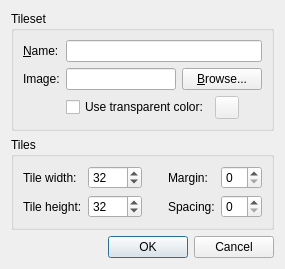
Before: the Qt Designer form src/tiled/newtilesetdialog.ui in mapeditor/tiled, drawn with Qt 5.
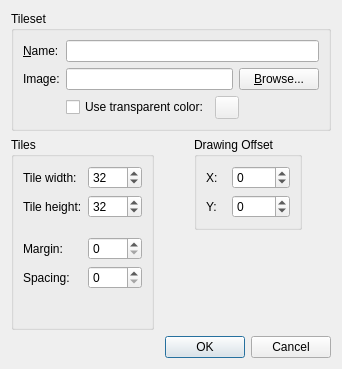
After: the same form once the commit is applied. Custom widgets are drawn as their Qt base class.

Commit message:
Added support for specifying a tile drawing offset
Each tileset can now define an offset that is applied when drawing its
tiles. This is useful when combining tilesets with a different baseline,
or lining up the base of the tiles with the tile grid.

This new tileset property is used to improve the tile positions in the
'perspective walls' and 'isometric grass and water' examples.

This closes #16

Patch:
```diff
--- a/src/tiled/newtilesetdialog.ui
+++ b/src/tiled/newtilesetdialog.ui
@@ -2,11 +2,19 @@
 <ui version="4.0">
  <class>NewTilesetDialog</class>
  <widget class="QDialog" name="NewTilesetDialog">
+  <property name="geometry">
+   <rect>
+    <x>0</x>
+    <y>0</y>
+    <width>342</width>
+    <height>369</height>
+   </rect>
+  </property>
   <property name="windowTitle">
    <string>New Tileset</string>
   </property>
-  <layout class="QGridLayout" name="gridLayout_3">
-   <item row="0" column="0">
+  <layout class="QVBoxLayout" name="verticalLayout_2">
+   <item>
     <widget class="QGroupBox" name="groupBox_2">
      <property name="title">
       <string>Tileset</string>
@@ -76,7 +84,12 @@
      </layout>
     </widget>
    </item>
-   <item row="1" column="0">
+   <item>
+    <layout class="QHBoxLayout" name="horizontalLayout_2">
+     <property name="spacing">
+      <number>0</number>
+     </property>
+     <item>
     <widget class="QGroupBox" name="groupBox">
      <property name="title">
       <string>Tiles</string>
@@ -105,26 +118,6 @@
         </property>
        </widget>
       </item>
-      <item row="0" column="3">
-       <widget class="QLabel" name="label_5">
-        <property name="text">
-         <string>Margin:</string>
-        </property>
-       </widget>
-      </item>
-      <item row="0" column="4">
-       <widget class="QSpinBox" name="margin">
-        <property name="minimum">
-         <number>0</number>
-        </property>
-        <property name="maximum">
-         <number>99</number>
-        </property>
-        <property name="value">
-         <number>0</number>
-        </property>
-       </widget>
-      </item>
       <item row="1" column="0">
        <widget class="QLabel" name="label_4">
         <property name="text">
@@ -145,14 +138,50 @@
         </property>
        </widget>
       </item>
-      <item row="1" column="3">
+        <item row="2" column="1">
+         <spacer name="verticalSpacer_2">
+          <property name="orientation">
+           <enum>Qt::Vertical</enum>
+          </property>
+          <property name="sizeType">
+           <enum>QSizePolicy::Fixed</enum>
+          </property>
+          <property name="sizeHint" stdset="0">
+           <size>
+            <width>10</width>
+            <height>13</height>
+           </size>
+          </property>
+         </spacer>
+        </item>
+        <item row="3" column="0">
+         <widget class="QLabel" name="label_5">
+          <property name="text">
+           <string>Margin:</string>
+          </property>
+         </widget>
+        </item>
+        <item row="3" column="1">
+         <widget class="QSpinBox" name="margin">
+          <property name="minimum">
+           <number>0</number>
+          </property>
+          <property name="maximum">
+           <number>99</number>
+          </property>
+          <property name="value">
+           <number>0</number>
+          </property>
+         </widget>
+        </item>
+        <item row="4" column="0">
        <widget class="QLabel" name="label_6">
         <property name="text">
          <string>Spacing:</string>
         </property>
        </widget>
       </item>
-      <item row="1" column="4">
+        <item row="4" column="1">
        <widget class="QSpinBox" name="spacing">
         <property name="minimum">
          <number>0</number>
@@ -165,39 +194,120 @@
         </property>
        </widget>
       </item>
-      <item row="0" column="2">
+        <item row="5" column="1">
+         <spacer name="verticalSpacer">
+          <property name="orientation">
+           <enum>Qt::Vertical</enum>
+          </property>
+          <property name="sizeHint" stdset="0">
+           <size>
+            <width>20</width>
+            <height>0</height>
+           </size>
+          </property>
+         </spacer>
+        </item>
+       </layout>
+      </widget>
+     </item>
+     <item>
        <spacer name="horizontalSpacer">
         <property name="orientation">
          <enum>Qt::Horizontal</enum>
         </property>
         <property name="sizeType">
+        <enum>QSizePolicy::Fixed</enum>
+       </property>
+       <property name="sizeHint" stdset="0">
+        <size>
+         <width>40</width>
+         <height>20</height>
+        </size>
+       </property>
+      </spacer>
+     </item>
+     <item>
+      <layout class="QVBoxLayout" name="verticalLayout">
+       <item>
+        <widget class="QGroupBox" name="groupBox_3">
+         <property name="title">
+          <string>Drawing Offset</string>
+         </property>
+         <layout class="QGridLayout" name="gridLayout_3">
+          <item row="0" column="0">
+           <widget class="QLabel" name="label_7">
+            <property name="text">
+             <string>X:</string>
+            </property>
+           </widget>
+          </item>
+          <item row="0" column="1">
+           <widget class="QSpinBox" name="offsetX">
+            <property name="enabled">
+             <bool>true</bool>
+            </property>
+            <property name="minimum">
+             <number>-9999</number>
+            </property>
+            <property name="maximum">
+             <number>9999</number>
+            </property>
+           </widget>
+          </item>
+          <item row="1" column="0">
+           <widget class="QLabel" name="label_8">
+            <property name="text">
+             <string>Y:</string>
+            </property>
+           </widget>
+          </item>
+          <item row="1" column="1">
+           <widget class="QSpinBox" name="offsetY">
+            <property name="minimum">
+             <number>-9999</number>
+            </property>
+            <property name="maximum">
+             <number>9999</number>
+            </property>
+           </widget>
+          </item>
+         </layout>
+        </widget>
+       </item>
+       <item>
+        <spacer name="verticalSpacer_3">
+         <property name="orientation">
+          <enum>Qt::Vertical</enum>
+         </property>
+         <property name="sizeHint" stdset="0">
+          <size>
+           <width>20</width>
+           <height>40</height>
+          </size>
+         </property>
+        </spacer>
+       </item>
+      </layout>
+     </item>
+     <item>
+      <spacer name="horizontalSpacer_3">
+       <property name="orientation">
+        <enum>Qt::Horizontal</enum>
+       </property>
+       <property name="sizeType">
          <enum>QSizePolicy::MinimumExpanding</enum>
         </property>
         <property name="sizeHint" stdset="0">
          <size>
-          <width>20</width>
+         <width>0</width>
           <height>20</height>
          </size>
         </property>
        </spacer>
       </item>
      </layout>
-    </widget>
    </item>
-   <item row="2" column="0">
-    <spacer name="verticalSpacer">
-     <property name="orientation">
-      <enum>Qt::Vertical</enum>
-     </property>
-     <property name="sizeHint" stdset="0">
-      <size>
-       <width>20</width>
-       <height>0</height>
-      </size>
-     </property>
-    </spacer>
-   </item>
-   <item row="3" column="0">
+   <item>
     <widget class="QDialogButtonBox" name="buttonBox">
      <property name="orientation">
       <enum>Qt::Horizontal</enum>
```
Lines whose indentation alone changed are shown as unchanged. The commit also changes 15 other files.
